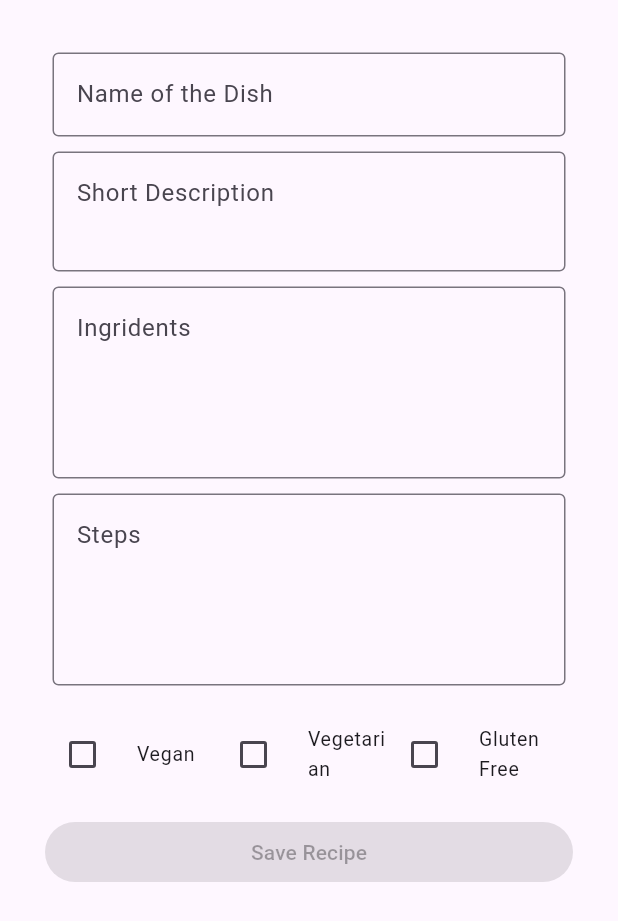
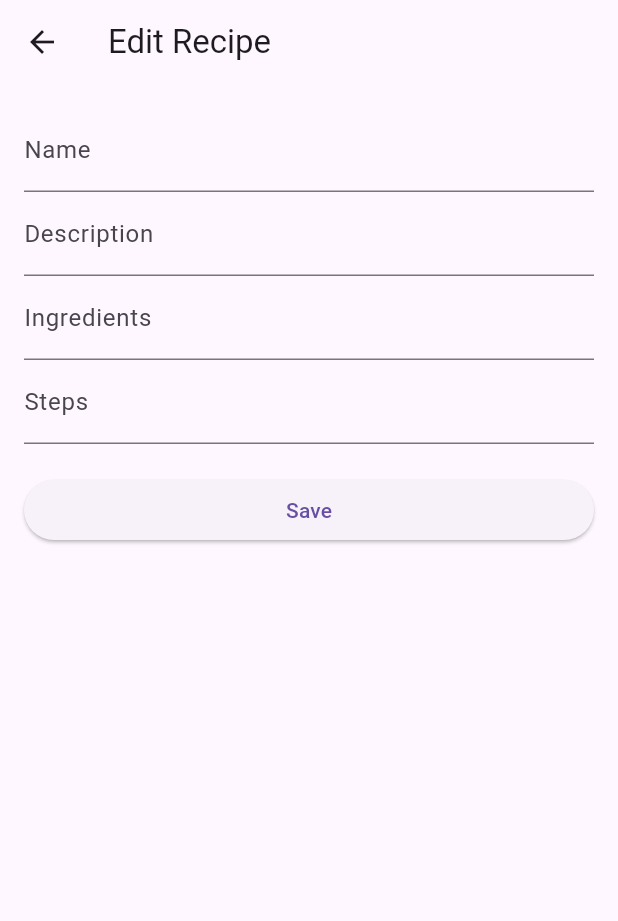
Before and after one commit to Slouna/reseptikirja, a Flutter app: the RecipeScreen screen opened directly with empty values, after a tap on the "edit" icon, on a phone screen of 412 x 824 dp. Shown: the top 921 px of the screen. Run offline on Flutter 3.47's test engine with Material 3 defaults, Android fonts, the phone set to English and light mode, and no system bars; drawn by our look-alikes of flutter_form_builder; our stand-ins replace expandable, form_builder_validators, get, hive_ce_flutter; accounts and stored records are empty.

Commit message:
updating works, need to make it look better

```diff
--- a/lib/widgets/edit_recipe_page.dart
+++ b/lib/widgets/edit_recipe_page.dart
@@ -6,148 +6,89 @@ import 'package:reseptikirja/controllers/recipe_controller.dart';
 import 'package:get/get.dart';
 
 // ignore: must_be_immutable
-class EditRecipePage extends StatelessWidget {
+class EditRecipePage extends StatefulWidget {
   EditRecipePage({super.key, required this.recipe});
-  Recipe recipe;
+  final Recipe recipe;
+
+  @override
+  State<EditRecipePage> createState() => _EditRecipePage();
+}
+
+class _EditRecipePage extends State<EditRecipePage> {
+  late TextEditingController nameController;
+  late TextEditingController descriptionController;
+  late TextEditingController ingredientsController;
+  late TextEditingController stepsController;
+
   final recipeController = Get.find<RecipeController>();
-  static final _formKey = GlobalKey<FormBuilderState>();
 
-  _submit(Recipe originalRecipe) {
-    if (_formKey.currentState!.saveAndValidate()) {
-      Recipe newRecipe = Recipe(
-        _formKey.currentState!.value['name'],
-        _formKey.currentState!.value["description"],
-        _formKey.currentState!.value["ingridients"],
-        _formKey.currentState!.value["steps"],
-        _formKey.currentState!.value["vegan"],
-        _formKey.currentState!.value["vegetarian"],
-        _formKey.currentState!.value["glutenFree"],
-      );
-
-      recipeController.edit(originalRecipe, newRecipe);
-      _formKey.currentState?.reset();
-    }
-    Get.back();
+  @override
+  void initState() {
+    super.initState();
+    nameController = TextEditingController(text: widget.recipe.name);
+    descriptionController = TextEditingController(
+      text: widget.recipe.description,
+    );
+    ingredientsController = TextEditingController(
+      text: widget.recipe.ingridients,
+    );
+    stepsController = TextEditingController(text: widget.recipe.steps);
   }
 
-  // _delete() {}
+  @override
+  void dispose() {
+    nameController.dispose();
+    descriptionController.dispose();
+    ingredientsController.dispose();
+    stepsController.dispose();
+    super.dispose();
+  }
+
+  void saveRecipe() {
+    Recipe updatedRecipe = Recipe(
+      nameController.text,
+      descriptionController.text,
+      ingredientsController.text,
+      stepsController.text,
+      widget.recipe.vegan,
+      widget.recipe.vegetarian,
+      widget.recipe.glutenFree,
+    );
+
+    recipeController.updateRecipe(widget.recipe, updatedRecipe);
+
+    Get.back(result: updatedRecipe);
+  }
 
   @override
-  @override
   Widget build(BuildContext context) {
-    print(1);
-    Recipe originalRecipe = recipe;
-    print(1);
-    return Scaffold(body: Container(
-      padding: EdgeInsets.all(10),
-      margin: EdgeInsets.all(20),
-      child: FormBuilder(
-        key: _formKey,
+    return Scaffold(
+      appBar: AppBar(title: Text("Edit Recipe")),
+      body: Padding(
+        padding: EdgeInsets.all(16),
         child: ListView(
           children: [
-            Container(
-              padding: EdgeInsets.all(5),
-              child: FormBuilderTextField(
-                name: "name",
-                keyboardType: TextInputType.multiline,
-                maxLines: null,
-                decoration: InputDecoration(
-                  hintText: "Name of the Dish",
-                  border: OutlineInputBorder(
-                    borderRadius: BorderRadius.all(Radius.circular(4.0)),
-                  ),
-                ),
-                autovalidateMode: AutovalidateMode.always,
-                validator: FormBuilderValidators.required(),
-              ),
+            TextField(
+              controller: nameController,
+              decoration: InputDecoration(labelText: "Name"),
             ),
-
-            Container(
-              padding: EdgeInsets.all(5),
-              child: FormBuilderTextField(
-                name: "description",
-                keyboardType: TextInputType.multiline,
-                maxLines: null,
-                minLines: 2,
-                decoration: InputDecoration(
-                  hintText: "Short Description",
-                  border: OutlineInputBorder(
-                    borderRadius: BorderRadius.all(Radius.circular(4.0)),
-                  ),
-                ),
-                autovalidateMode: AutovalidateMode.always,
-                validator: FormBuilderValidators.required(),
-              ),
+            TextField(
+              controller: descriptionController,
+              decoration: InputDecoration(labelText: "Description"),
             ),
-
-            Container(
-              padding: EdgeInsets.all(5),
-              child: FormBuilderTextField(
-                name: "ingridients",
-                keyboardType: TextInputType.multiline,
-                maxLines: null,
-                minLines: 4,
-                decoration: InputDecoration(
-                  hintText: "Ingridents",
-                  border: OutlineInputBorder(
-                    borderRadius: BorderRadius.all(Radius.circular(4.0)),
-                  ),
-                ),
-                autovalidateMode: AutovalidateMode.always,
-                validator: FormBuilderValidators.required(),
-              ),
+            TextField(
+              controller: ingredientsController,
+              decoration: InputDecoration(labelText: "Ingredients"),
             ),
-
-            Container(
-              padding: EdgeInsets.all(5),
-              child: FormBuilderTextField(
-                name: "steps",
-                keyboardType: TextInputType.multiline,
-                maxLines: null,
-                minLines: 4,
-                decoration: InputDecoration(
-                  hintText: "Steps",
-                  border: OutlineInputBorder(
-                    borderRadius: BorderRadius.all(Radius.circular(4.0)),
-                  ),
-                ),
-                autovalidateMode: AutovalidateMode.always,
-                validator: FormBuilderValidators.required(),
-              ),
+            TextField(
+              controller: stepsController,
+              decoration: InputDecoration(labelText: "Steps"),
             ),
-
-            Container(
-              padding: EdgeInsets.all(5),
-              child: Row(
-                children: [
-                  Expanded(
-                    child: FormBuilderCheckbox(
-                      name: "vegan",
-                      title: Text("Vegan"),
-                    ),
-                  ),
-                  Expanded(
-                    child: FormBuilderCheckbox(
-                      name: "vegetarian",
-                      title: Text("Vegetarian"),
-                    ),
-                  ),
-                  Expanded(
-                    child: FormBuilderCheckbox(
-                      name: "glutenFree",
-                      title: Text("Gluten Free"),
-                    ),
-                  ),
-                ],
-              ),
-            ),
-            ElevatedButton(
-              onPressed: null, //_submit(originalRecipe),
-              child: Text("Save Recipe"),
-            ),
+            SizedBox(height: 20),
+            ElevatedButton(onPressed: saveRecipe, child: Text("Save")),
           ],
         ),
       ),
-    ));
+    );
   }
 }
--- a/lib/widgets/recipe_card.dart
+++ b/lib/widgets/recipe_card.dart
@@ -48,7 +48,7 @@ class RecipeCard extends StatelessWidget {
                   },
                 ),
                 IconButton(
-                  onPressed: () => Get.toNamed("/recipe/${recipe.name}", arguments: recipe),
+                  onPressed: () => Get.toNamed("/recipe/${recipe.name}", arguments: (recipe)),
                   icon: const Icon(Icons.edit),
                   tooltip: "Edit recipe",
                 ),
--- a/lib/widgets/recipe_screen.dart
+++ b/lib/widgets/recipe_screen.dart
@@ -1,16 +1,19 @@
 import 'package:flutter/material.dart';
+import 'package:reseptikirja/controllers/recipe_controller.dart';
 import 'package:reseptikirja/models/recipe.dart';
 import 'package:get/get.dart';
 import 'package:reseptikirja/widgets/edit_recipe_page.dart';
+import 'package:hive_ce_flutter/hive_flutter.dart';
 
 class RecipeScreen extends StatelessWidget {
-  const RecipeScreen({super.key, this.recipeData});
+  RecipeScreen({super.key, this.recipeData});
   final Recipe? recipeData;
+
+  final recipeController = Get.find<RecipeController>();
 
   @override
   Widget build(BuildContext context) {
     final recipe = recipeData ?? Get.arguments as Recipe;
-
 
     //var recipeName = Get.parameters["recipeName"];
     return Scaffold(
@@ -18,12 +21,26 @@ class RecipeScreen extends StatelessWidget {
       appBar: AppBar(
         backgroundColor: Color.fromARGB(255, 162, 162, 157),
         title: Text(recipe.name!),
-        actions: [IconButton(onPressed: () => Get.to(EditRecipePage(recipe: recipe)), icon: Icon(Icons.edit))],),
-      body:  Padding(
-      padding: EdgeInsets.all(10),
-      child: ListView(
+        actions: [
+          IconButton(
+            icon: Icon(Icons.edit),
+            onPressed: () async {
+              final updatedRecipe = await Get.to<Recipe>(
+                () => EditRecipePage(recipe: recipe),
+              );
+              if (updatedRecipe != null) {
+                //recipeController.updateRecipe(recipe, updatedRecipe);
+                print(updatedRecipe.name);
+              }
+            },
+          ),
+        ],
+      ),
+      body: Padding(
+        padding: EdgeInsets.all(10),
+        child: ListView(
           children: [
-            SizedBox(height: 25,),
+            SizedBox(height: 25),
 
             Center(
               child: Container(
@@ -34,14 +51,14 @@ class RecipeScreen extends StatelessWidget {
                 ),
               ),
             ),
-            SizedBox(height: 15,),
+            SizedBox(height: 15),
             Center(
               child: Container(
                 padding: EdgeInsets.all(5),
                 child: Text(recipe.ingridients!),
               ),
             ),
-            SizedBox(height: 25,),
+            SizedBox(height: 25),
             Center(
               child: Container(
                 padding: EdgeInsets.all(5),
@@ -51,7 +68,7 @@ class RecipeScreen extends StatelessWidget {
                 ),
               ),
             ),
-            SizedBox(height: 15,),
+            SizedBox(height: 15),
             Center(
               child: Container(
                 padding: EdgeInsets.all(5),
@@ -60,7 +77,7 @@ class RecipeScreen extends StatelessWidget {
             ),
           ],
         ),
-
-    ));
+      ),
+    );
   }
 }
```
Also changed, not shown: lib/controllers/recipe_controller.dart (+6 -3 lines), lib/widgets/main_page.dart (+22 -16 lines).
